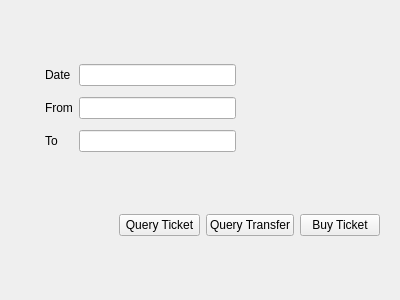
RebeccaPan/Train_Ticket, file src_client/ticket_operation.ui: the form before one commit.
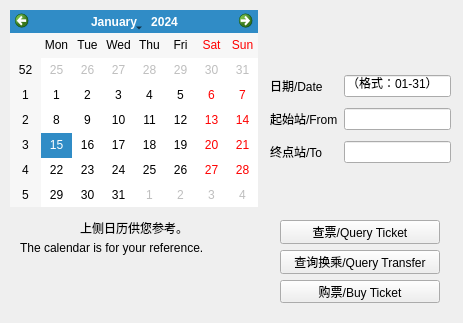
The form after the commit.

Diff of the .ui file:
```diff
--- a/src_client/ticket_operation.ui
+++ b/src_client/ticket_operation.ui
@@ -6,8 +6,8 @@
    <rect>
     <x>0</x>
     <y>0</y>
-    <width>400</width>
-    <height>300</height>
+    <width>463</width>
+    <height>323</height>
    </rect>
   </property>
   <property name="windowTitle">
@@ -16,9 +16,9 @@
   <widget class="QWidget" name="gridLayoutWidget">
    <property name="geometry">
     <rect>
-     <x>45</x>
-     <y>59</y>
-     <width>191</width>
+     <x>270</x>
+     <y>70</y>
+     <width>181</width>
      <height>101</height>
     </rect>
    </property>
@@ -26,26 +26,30 @@
     <item row="1" column="0">
      <widget class="QLabel" name="label_2">
       <property name="text">
-       <string>From</string>
+       <string>起始站/From</string>
       </property>
      </widget>
     </item>
     <item row="0" column="0">
      <widget class="QLabel" name="label">
       <property name="text">
-       <string>Date</string>
+       <string>日期/Date</string>
       </property>
      </widget>
     </item>
     <item row="2" column="0">
      <widget class="QLabel" name="label_3">
       <property name="text">
-       <string>To</string>
+       <string>终点站/To</string>
       </property>
      </widget>
     </item>
     <item row="0" column="1">
-     <widget class="QLineEdit" name="lineEdit_date"/>
+     <widget class="QLineEdit" name="lineEdit_date">
+      <property name="text">
+       <string>（格式：01-31）</string>
+      </property>
+     </widget>
     </item>
     <item row="1" column="1">
      <widget class="QLineEdit" name="lineEdit_from"/>
@@ -58,36 +62,72 @@
   <widget class="QWidget" name="horizontalLayoutWidget">
    <property name="geometry">
     <rect>
-     <x>119</x>
-     <y>190</y>
-     <width>261</width>
-     <height>71</height>
+     <x>280</x>
+     <y>220</y>
+     <width>160</width>
+     <height>83</height>
     </rect>
    </property>
-   <layout class="QHBoxLayout" name="horizontalLayout">
+   <layout class="QVBoxLayout" name="verticalLayout">
     <item>
      <widget class="QPushButton" name="do_1query">
       <property name="text">
-       <string>Query Ticket</string>
+       <string>查票/Query Ticket</string>
       </property>
      </widget>
     </item>
     <item>
      <widget class="QPushButton" name="do_2transfer">
       <property name="text">
-       <string>Query Transfer</string>
+       <string>查询换乘/Query Transfer</string>
       </property>
      </widget>
     </item>
     <item>
      <widget class="QPushButton" name="do_3buy">
       <property name="text">
-       <string>Buy Ticket</string>
+       <string>购票/Buy Ticket</string>
       </property>
      </widget>
     </item>
    </layout>
   </widget>
+  <widget class="QCalendarWidget" name="calendarWidget">
+   <property name="geometry">
+    <rect>
+     <x>10</x>
+     <y>10</y>
+     <width>248</width>
+     <height>197</height>
+    </rect>
+   </property>
+  </widget>
+  <widget class="QLabel" name="label_4">
+   <property name="geometry">
+    <rect>
+     <x>80</x>
+     <y>220</y>
+     <width>111</width>
+     <height>16</height>
+    </rect>
+   </property>
+   <property name="text">
+    <string>上侧日历供您参考。</string>
+   </property>
+  </widget>
+  <widget class="QLabel" name="label_5">
+   <property name="geometry">
+    <rect>
+     <x>20</x>
+     <y>240</y>
+     <width>211</width>
+     <height>16</height>
+    </rect>
+   </property>
+   <property name="text">
+    <string>The calendar is for your reference.</string>
+   </property>
+  </widget>
  </widget>
  <resources/>
  <connections/>
```
Left out of the diff: 4 changed lines with no effect on the pictures.
